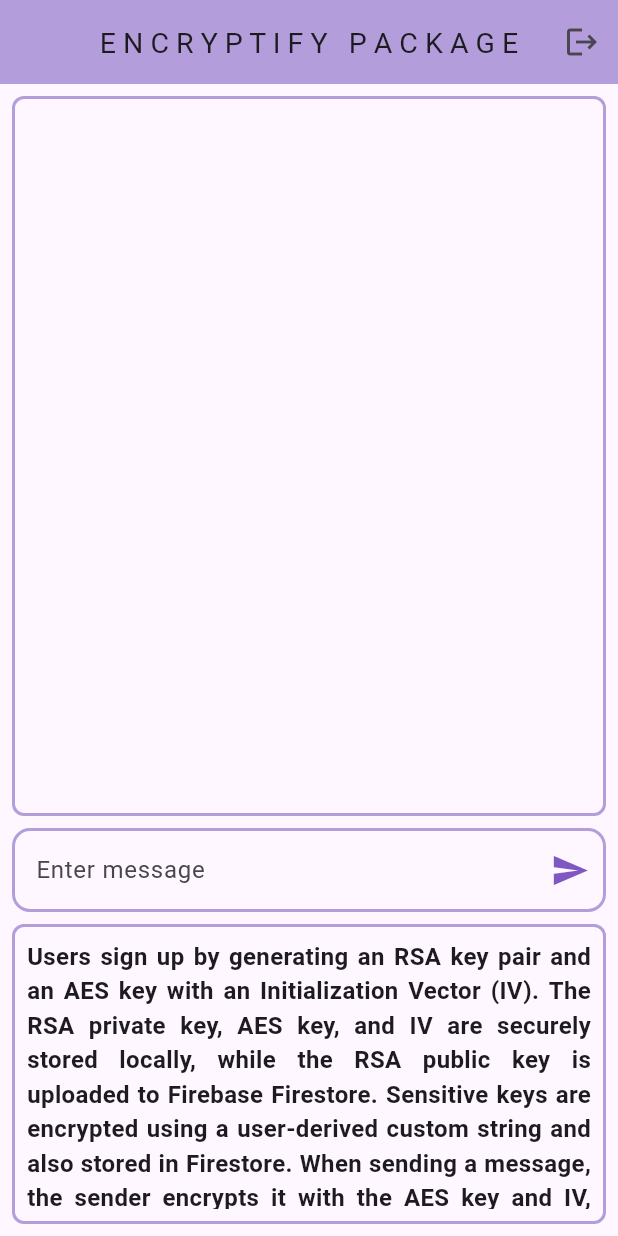
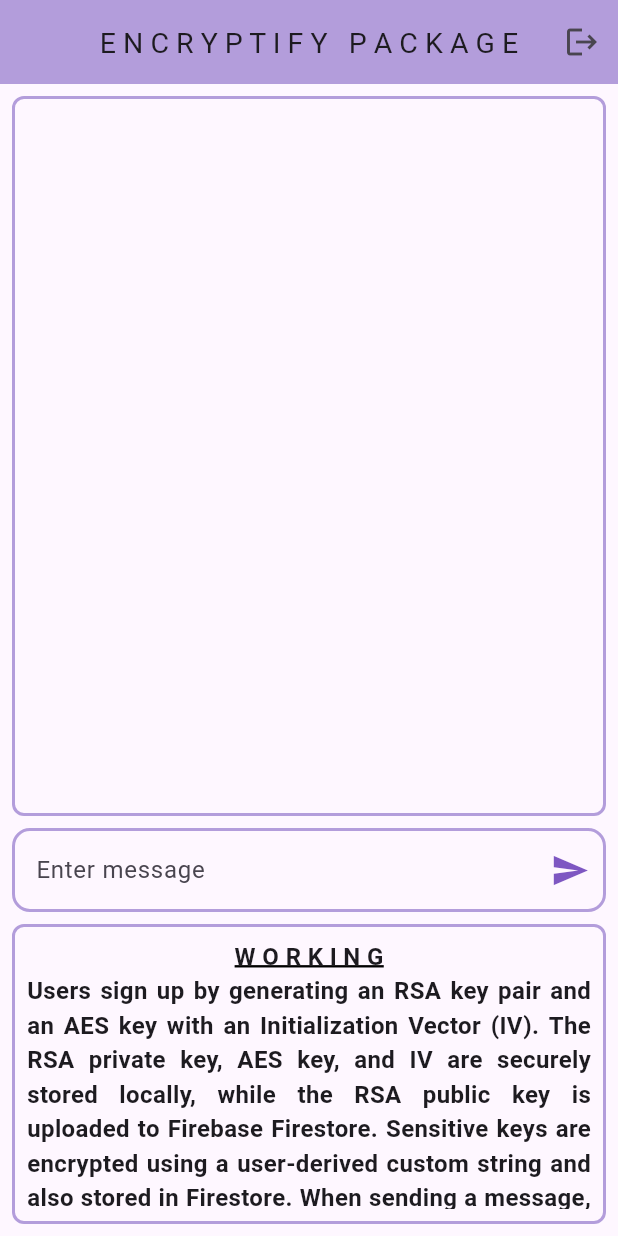
Before and after one commit to kamesh7773/encryptify_demo_application, a Flutter app: the HomePage screen opened directly with empty values, on a phone screen of 412 x 824 dp. Run offline on Flutter 3.47's test engine with Material 3 defaults, Android fonts, the light colour scheme and no system bars; our stand-ins replace cloud_firestore, firebase_auth, firebase_core; missing offline and left inert: encryptify; accounts and stored records are empty.

Commit message:
Update home page layout: replace text with a styled header and maintain original content

```diff
--- a/lib/pages/home_page.dart
+++ b/lib/pages/home_page.dart
@@ -168,7 +168,19 @@ class _HomePageState extends State<HomePage> {
                     ),
                   ),
                   child: SingleChildScrollView(
-                    child: Text(
+                      child: Column(
+                    children: [
+                      Text(
+                        "W O R K I N G",
+                        style: TextStyle(
+                          fontSize: 16.0,
+                          fontWeight: FontWeight.bold,
+                          decoration: TextDecoration.underline,
+                          decorationColor: Colors.black,
+                          decorationThickness: 2,
+                        ),
+                      ),
+                      Text(
                         "Users sign up by generating an RSA key pair and an AES key with an Initialization Vector (IV). The RSA private key, AES key, and IV are securely stored locally, while the RSA public key is uploaded to Firebase Firestore. Sensitive keys are encrypted using a user-derived custom string and also stored in Firestore. When sending a message, the sender encrypts it with the AES key and IV, then encrypts the AES key and IV using the recipient’s RSA public key from Firestore. The encrypted message, AES key, and IV are sent to the recipient. To decrypt, the recipient uses their RSA private key to decrypt the AES key and IV, then decrypts the message. If the app is reinstalled or data is lost, the user retrieves the encrypted keys from Firestore, decrypts them using the custom string, and restores them to continue messaging seamlessly.",
                         textAlign: TextAlign.justify,
                         style: TextStyle(
@@ -176,7 +188,8 @@ class _HomePageState extends State<HomePage> {
                           fontWeight: FontWeight.bold,
                         ),
                       ),
-                  ),
+                    ],
+                  )),
                 ),
               ],
             );
```
Lines whose indentation alone changed are shown as unchanged.
